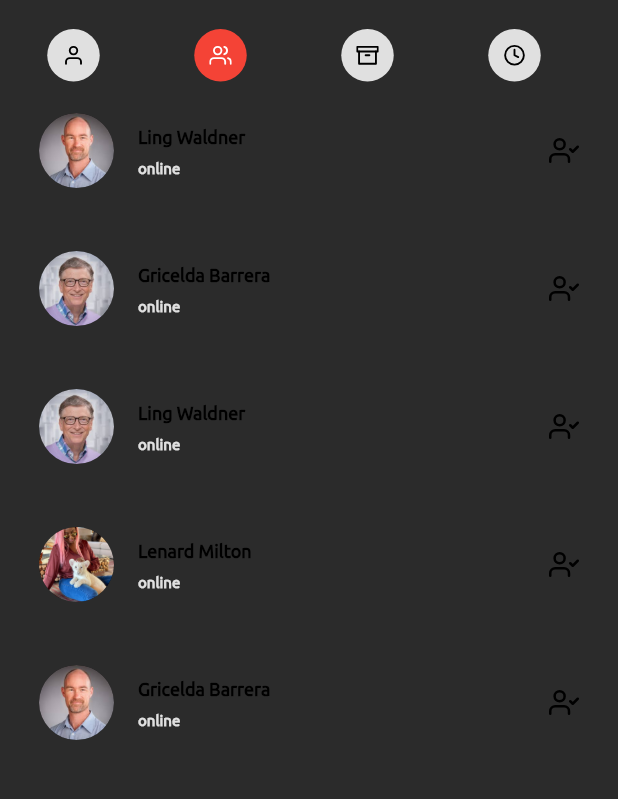
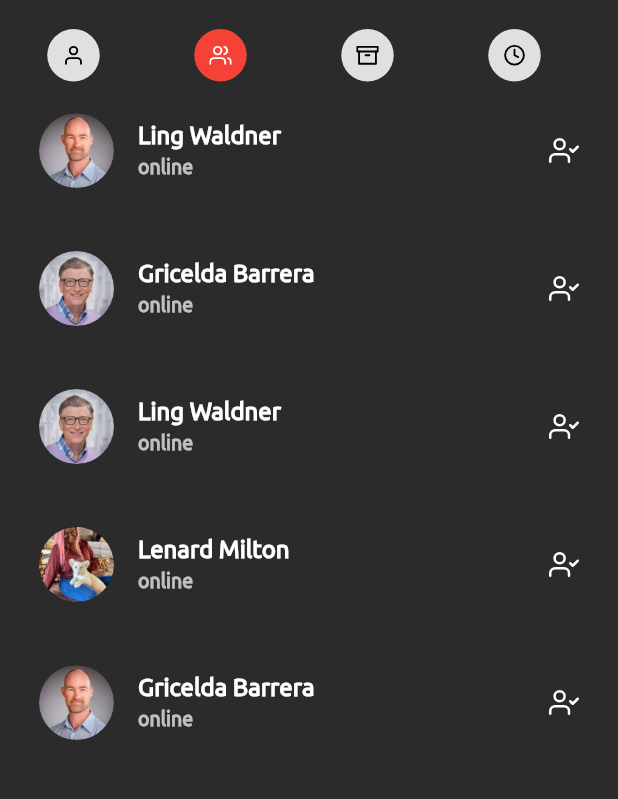
Before and after one commit to CharlyKeleb/TravelersSociaApp-UiKit, a Flutter app: the Profile screen opened directly, after a tap on an icon or button, on a phone screen of 412 x 824 dp, the part 55-854 px from its top. Run offline on Flutter 3.47's test engine with Material 2 defaults, Android fonts, the phone set to English and light mode, and no system bars; our stand-ins replace dots_indicator, flutter_icons; missing offline and left inert: flutter_point_tab_bar.

Commit message:
dark mode bugs fixed

```diff
--- a/lib/pages/explore.dart
+++ b/lib/pages/explore.dart
@@ -22,7 +22,10 @@ class _ExploreState extends State<Explore> {
                 children: [
                   Text(
                     'Trending',
-                    style: TextStyle(fontWeight: FontWeight.bold),
+                    style: TextStyle(
+                      fontWeight: FontWeight.bold,
+                      fontSize: 17,
+                    ),
                   ),
                   SizedBox(width: 3),
                   Padding(
--- a/lib/pages/trips.dart
+++ b/lib/pages/trips.dart
@@ -87,6 +87,7 @@ class _TripsState extends State<Trips> with SingleTickerProviderStateMixin {
                               style: TextStyle(
                                 fontSize: 12,
                                 fontFamily: 'Ubuntu-Regular',
+                                color: Colors.black,
                               ),
                             ),
                           ),
@@ -104,6 +105,7 @@ class _TripsState extends State<Trips> with SingleTickerProviderStateMixin {
                               style: TextStyle(
                                 fontSize: 12,
                                 fontFamily: 'Ubuntu-Regular',
+                                color: Colors.black,
                               ),
                             ),
                           ),
--- a/lib/profile/myfriends.dart
+++ b/lib/profile/myfriends.dart
@@ -25,22 +25,22 @@ class _MyFriendsState extends State<MyFriends> {
             title: Text(
               datar['name'],
               style: TextStyle(
-                  color: Colors.black,
-                  fontSize: 12,
-                  fontFamily: 'Ubuntu-Regular',
-                  fontWeight: FontWeight.bold),
+                fontWeight: FontWeight.bold,
+                fontFamily: 'Ubuntu-Regular',
+                // color: Colors.black,
+              ),
             ),
             subtitle: Text(
               'online',
               style: TextStyle(
-                  color: Colors.grey[300],
-                  fontSize: 10,
+                  // color: Colors.grey[000],
+                  fontSize: 13,
                   fontFamily: 'Ubuntu-Regular',
                   fontWeight: FontWeight.bold),
             ),
             trailing: Icon(
               Feather.user_check,
-              color: Colors.black,
+              // color: Colors.black,
               size: 20,
             ),
           ),
--- a/lib/profile/myprofile.dart
+++ b/lib/profile/myprofile.dart
@@ -98,7 +98,7 @@ class _MyProfileState extends State<MyProfile> {
                     textAlign: TextAlign.center,
                     style: TextStyle(
                       fontFamily: 'Ubuntu-Regular',
-                      fontSize: 10,
+                      fontSize: 13,
                     ),
                   ),
                 )
@@ -113,9 +113,11 @@ class _MyProfileState extends State<MyProfile> {
             title: Text(
               'Email',
               style: TextStyle(
-                  fontSize: 13,
+                fontSize: 18,
                 fontFamily: 'Ubuntu-Regular',
-                  color: Colors.black54),
+                fontWeight: FontWeight.bold,
+                // color: Colors.black54
+              ),
             ),
             subtitle: Text(
               'charlotte@gmail.com',
@@ -126,7 +128,7 @@ class _MyProfileState extends State<MyProfile> {
             ),
             trailing: Icon(
               Feather.mail,
-              color: Colors.black,
+              // color: Colors.black,
               size: 20,
             ),
           ),
@@ -137,9 +139,11 @@ class _MyProfileState extends State<MyProfile> {
             title: Text(
               'Mobile Number',
               style: TextStyle(
-                  fontSize: 13,
+                fontSize: 18,
                 fontFamily: 'Ubuntu-Regular',
-                  color: Colors.black54),
+                fontWeight: FontWeight.bold,
+                // color: Colors.black54
+              ),
             ),
             subtitle: Text(
               '+229 663 962 47',
@@ -150,7 +154,7 @@ class _MyProfileState extends State<MyProfile> {
             ),
             trailing: Icon(
               Feather.phone_call,
-              color: Colors.black,
+              // color: Colors.black,
               size: 20,
             ),
           ),
@@ -161,9 +165,11 @@ class _MyProfileState extends State<MyProfile> {
             title: Text(
               'D.O.B',
               style: TextStyle(
-                  fontSize: 13,
+                fontSize: 18,
                 fontFamily: 'Ubuntu-Regular',
-                  color: Colors.black54),
+                fontWeight: FontWeight.bold,
+                // color: Colors.black54
+              ),
             ),
             subtitle: Text(
               'Oct 20, 1999',
@@ -175,7 +181,7 @@ class _MyProfileState extends State<MyProfile> {
             ),
             trailing: Icon(
               Icons.cake,
-              color: Colors.black,
+              // color: Colors.black,
               size: 20,
             ),
           ),
@@ -186,9 +192,11 @@ class _MyProfileState extends State<MyProfile> {
             title: Text(
               'Gender',
               style: TextStyle(
-                  fontSize: 13,
+                fontSize: 18,
                 fontFamily: 'Ubuntu-Regular',
-                  color: Colors.black54),
+                fontWeight: FontWeight.bold,
+                // color: Colors.black54
+              ),
             ),
             subtitle: Text(
               'Male',
@@ -200,7 +208,7 @@ class _MyProfileState extends State<MyProfile> {
             ),
             trailing: Icon(
               Feather.users,
-              color: Colors.black,
+              // color: Colors.black,
               size: 20,
             ),
           ),
@@ -211,9 +219,11 @@ class _MyProfileState extends State<MyProfile> {
             title: Text(
               'Nationality',
               style: TextStyle(
-                  fontSize: 13,
+                fontSize: 18,
                 fontFamily: 'Ubuntu-Regular',
-                  color: Colors.black54),
+                fontWeight: FontWeight.bold,
+                // color: Colors.black54
+              ),
             ),
             subtitle: Text(
               'German',
@@ -225,7 +235,7 @@ class _MyProfileState extends State<MyProfile> {
             ),
             trailing: Icon(
               Feather.flag,
-              color: Colors.black,
+              // color: Colors.black,
               size: 20,
             ),
           ),
--- a/lib/tabs/mytrips.dart
+++ b/lib/tabs/mytrips.dart
@@ -154,6 +154,7 @@ class _MyTripsState extends State<MyTrips> {
                         style: TextStyle(
                           fontSize: 10,
                           fontFamily: 'Ubuntu-Regular',
+                          color: Colors.black,
                         ),
                       ),
                     ),
@@ -171,6 +172,7 @@ class _MyTripsState extends State<MyTrips> {
                         style: TextStyle(
                           fontSize: 10,
                           fontFamily: 'Ubuntu-Regular',
+                          color: Colors.black,
                         ),
                       ),
                     ),
--- a/lib/widgets/appbar.dart
+++ b/lib/widgets/appbar.dart
@@ -53,7 +53,7 @@ AppBar header(context) {
                     child: TextField(
                       decoration: InputDecoration.collapsed(
                         hintText: 'Search...',
-                        hintStyle: TextStyle(fontSize: 10, color: Colors.black),
+                        hintStyle: TextStyle(fontSize: 14, color: Colors.black),
                       ),
                     ),
                   ),
```
Also changed, not shown: lib/widgets/postsitem.dart (+8 -3 lines). Lines whose indentation alone changed are shown as unchanged.
